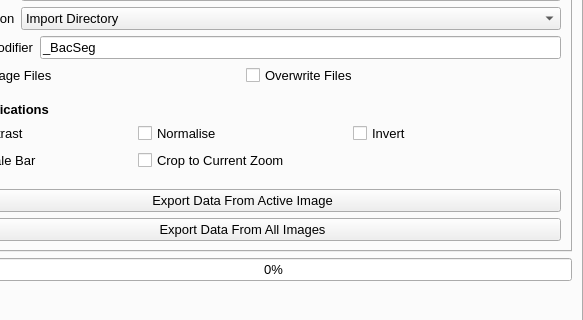
Qt form src/napari_bacseg/bacseg_ui.ui (piedrro/napari-bacseg) before a commit; both pictures show x 98 to 681 and y 123 to 443 of the 681 by 1133 pixel window.
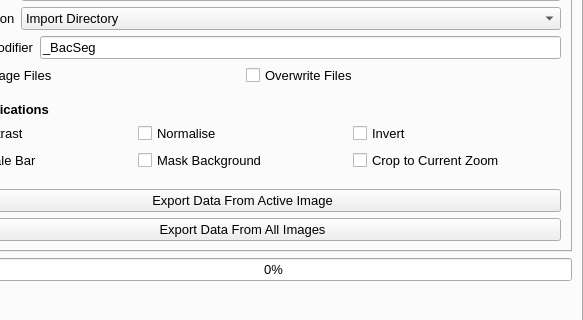
The same form after that commit. The open tabs and pages were chosen to show the change.

Commit message: Added mask_background to export options

What changed in the file:
```diff
--- a/src/napari_bacseg/bacseg_ui.ui
+++ b/src/napari_bacseg/bacseg_ui.ui
@@ -4342,6 +4342,13 @@
            </widget>
           </item>
           <item row="2" column="1">
+           <widget class="QCheckBox" name="export_mask_background">
+            <property name="text">
+             <string>Mask Background</string>
+            </property>
+           </widget>
+          </item>
+          <item row="2" column="2">
            <widget class="QCheckBox" name="export_crop_zoom">
             <property name="text">
              <string>Crop to Current Zoom</string>
```
The commit also changes 3 other files.
